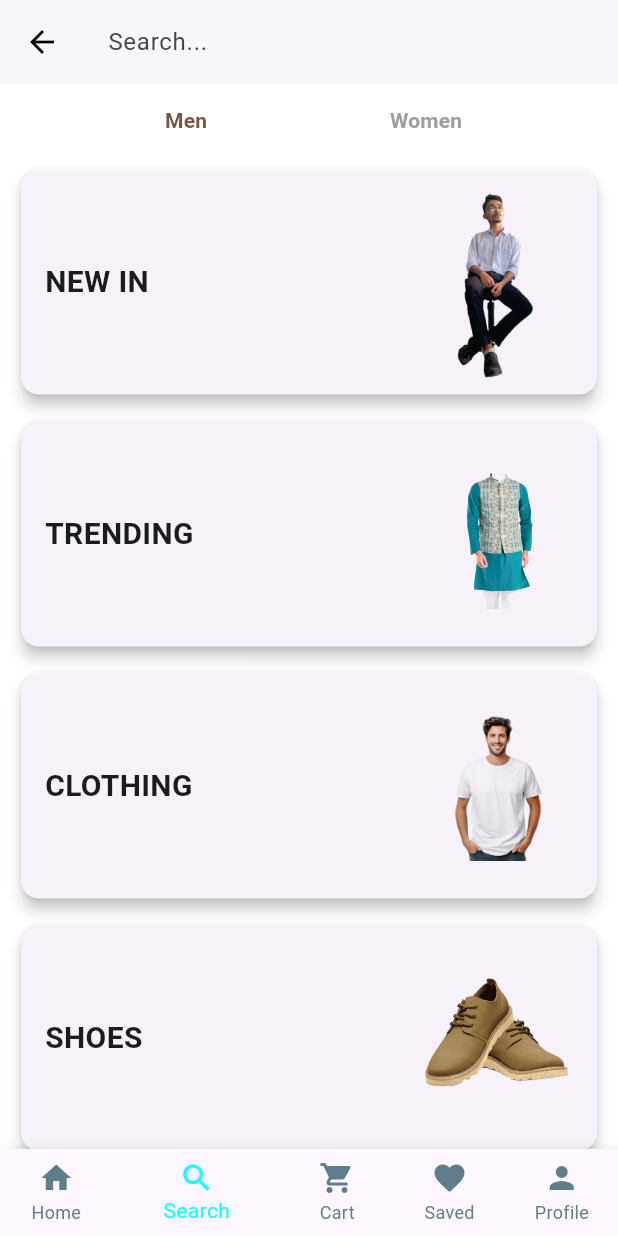
After one commit to kawsar-ahmmed-hridoy/Shopping-Site, a Flutter app: the SearchPage screen opened directly, on a phone screen of 412 x 824 dp. The commit adds this screen. Run offline on Flutter 3.47's test engine with Material 3 defaults, Android fonts, the phone set to English and light mode, and no system bars.

Commit message:
created search bar

```diff
--- a/lib/Screens/Home/HomePage.dart
+++ b/lib/Screens/Home/HomePage.dart
@@ -1,4 +1,5 @@
 import 'package:flutter/material.dart';
+import 'package:shopping_site/Screens/Search/SearchPage.dart';
 
 class HomePage extends StatelessWidget {
   @override
@@ -37,6 +38,12 @@ class HomePage extends StatelessWidget {
         unselectedItemColor: Colors.blueGrey,
         currentIndex: 0,
         showUnselectedLabels: true,
+        onTap: (index) {
+          if (index == 1) {
+            Navigator.push(
+                context, MaterialPageRoute(builder: (context) => SearchPage()));
+          }
+        },
         items: [
           BottomNavigationBarItem(icon: Icon(Icons.home), label: "Home"),
           BottomNavigationBarItem(icon: Icon(Icons.search), label: "Search"),
--- /dev/null
+++ b/lib/Screens/Search/SearchPage.dart
@@ -0,0 +1,73 @@
+import 'package:flutter/material.dart';
+import 'package:shopping_site/Screens/Home/HomePage.dart';
+
+class SearchPage extends StatefulWidget {
+  @override
+  _SearchPageState createState() => _SearchPageState();
+}
+class _SearchPageState extends State<SearchPage> {
+  bool isMenSelected = true;
+
+  @override
+  Widget build(BuildContext context) {
+    return Scaffold(
+      backgroundColor: Colors.white,
+      appBar: AppBar(title: TextField(decoration: InputDecoration(hintText: "Search...", border: InputBorder.none,),), backgroundColor: Colors.white, elevation: 1, leading: IconButton(icon: Icon(Icons.arrow_back, color: Colors.black), onPressed: () => Navigator.pop(context),),),
+      body: Column(
+        crossAxisAlignment: CrossAxisAlignment.start,
+        children: [
+          Row(
+            mainAxisAlignment: MainAxisAlignment.spaceEvenly,
+            children: [
+              TextButton(onPressed: () {setState(() {isMenSelected = true;});}, child: Text("Men", style: TextStyle(color: isMenSelected ? Colors.brown : Colors.grey, fontWeight: FontWeight.bold,),),),
+              TextButton(onPressed: () {setState(() {isMenSelected = false;});}, child: Text("Women", style: TextStyle(color: isMenSelected ? Colors.grey : Colors.brown, fontWeight: FontWeight.bold,),),),
+            ],
+          ),
+          Expanded(
+            child: isMenSelected ? _menCategories() : _womenCategories(),
+          ),
+        ],
+      ),
+      bottomNavigationBar: BottomNavigationBar(
+        selectedItemColor: Colors.cyanAccent, unselectedItemColor: Colors.blueGrey, currentIndex: 1, showUnselectedLabels: true,
+        onTap: (index) {if (index == 0) {Navigator.push(context, MaterialPageRoute(builder: (context) => HomePage()),);}},
+        items: [
+          BottomNavigationBarItem(icon: Icon(Icons.home), label: "Home"),
+          BottomNavigationBarItem(icon: Icon(Icons.search), label: "Search"),
+          BottomNavigationBarItem(icon: Icon(Icons.shopping_cart), label: "Cart"),
+          BottomNavigationBarItem(icon: Icon(Icons.favorite), label: "Saved"),
+          BottomNavigationBarItem(icon: Icon(Icons.person), label: "Profile"),
+        ],
+      ),
+    );
+  }
+
+  Widget _menCategories() {
+    return SingleChildScrollView(
+      child: Column(children: [_categoryCard("NEW IN", "assets/products/hridoy.png"), _categoryCard("TRENDING", "assets/products/panjabi.png"), _categoryCard("CLOTHING", "assets/products/tshirt.png"), _categoryCard("SHOES", "assets/products/shoes.png"), _categoryCard("FACE COVER", "assets/products/faceover.png"), _categoryCard("ACCESSORIES", "assets/products/wallet.png"),],),
+    );
+  }
+
+  Widget _womenCategories() {
+    return SingleChildScrollView(
+      child: Column(children: [_categoryCard("NEW IN", "assets/products/scarts.png"), _categoryCard("DRESSES", "assets/products/skirt.png"), _categoryCard("COSMETICS", "assets/products/faceover.png"), _categoryCard("SHOES", "assets/products/shoes.png"), _categoryCard("BAGS", "assets/products/handbag.png"), _categoryCard("ACCESSORIES", "assets/products/wallet.png"),],),
+    );
+  }
+
+  Widget _categoryCard(String title, String imagePath) {
+    return Container(
+      margin: EdgeInsets.symmetric(vertical: 5, horizontal: 10),
+      child: Stack(
+        clipBehavior: Clip.none,
+        children: [
+          Card(
+            elevation: 4,
+            shape: RoundedRectangleBorder(borderRadius: BorderRadius.circular(12)),
+            child: Container(height: 150, padding: EdgeInsets.all(16), child: Row(mainAxisAlignment: MainAxisAlignment.start, children: [Text(title, style: TextStyle(fontSize: 20, fontWeight: FontWeight.bold),),],),),
+          ),
+          Positioned(right: 20, top: 10, bottom: 10, child: Image.asset(imagePath, height: 100, width: 100,),),
+        ],
+      ),
+    );
+  }
+}
--- a/pubspec.yaml
+++ b/pubspec.yaml
@@ -61,6 +61,7 @@ flutter:
     - assets/Initial/
     - assets/icons/
     - assets/products/
+    - assets/additionals/
     - assets/
 
   # An image asset can refer to one or more resolution-specific "variants", see
```
Also changed, not shown: assets/additionals/no_search.png (added), assets/products/panjabi.png (added), assets/products/wallet.png (added), 7 other files.
